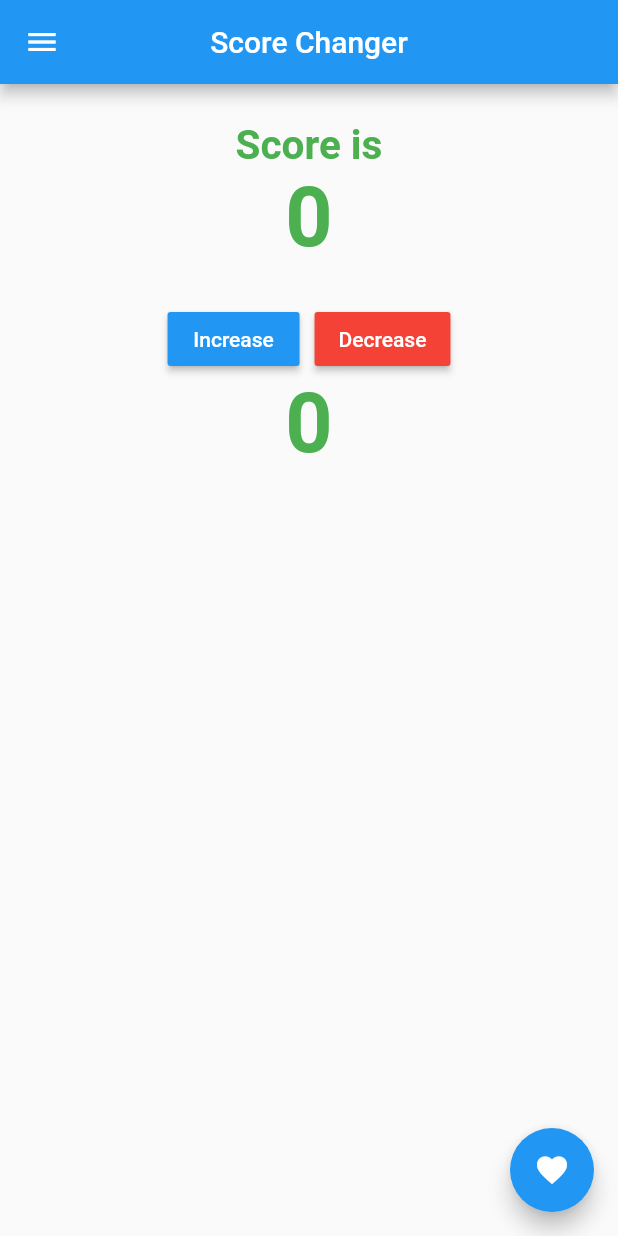
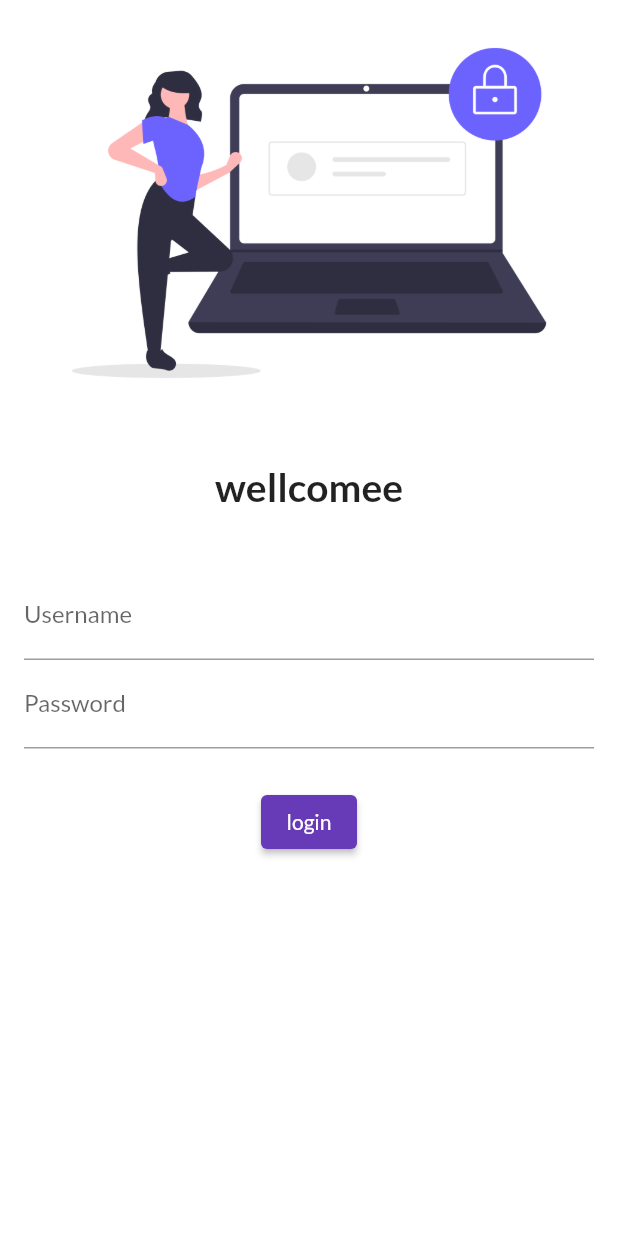
Before and after one commit to Sumit-Gurung/afno_zamin, a Flutter app: the screen it shows after launch, on a phone screen of 412 x 824 dp. Run offline on Flutter 3.47's test engine with Material 2 defaults, Android fonts, the phone set to English and light mode, and no system bars; our stand-ins replace google_fonts.

Commit message:
login base added

```diff
--- a/lib/main.dart
+++ b/lib/main.dart
@@ -1,7 +1,11 @@
-import 'dart:async';
-import 'dart:math';
+// import 'dart:async';
+// import 'dart:math';
 
 import 'package:flutter/material.dart';
+import 'package:google_fonts/google_fonts.dart';
+import 'pages/home_page.dart';
+import 'pages/login_page.dart';
+import 'package:google_fonts/google_fonts.dart';
 
 void main() {
   runApp(ScoreApp());
@@ -14,116 +18,19 @@ class ScoreApp extends StatelessWidget {
   Widget build(BuildContext context) {
     return MaterialApp(
       debugShowCheckedModeBanner: false,
-      title: "Score App",
-      home: ScoreHome(),
+      title: "Afno_Zamin",
+      themeMode: ThemeMode.light,
+      theme: ThemeData(
+        fontFamily: GoogleFonts.lato().fontFamily,
+        primarySwatch: Colors.deepPurple,
+      ),
+      darkTheme: ThemeData(
+        brightness: Brightness.dark,
+      ),
+      routes: {
+        "/": (context) => LoginPage(),
+        "/home": (context) => ScoreHome()
+      },
     );
   }
 }
-
-class ScoreHome extends StatefulWidget {
-  const ScoreHome({Key? key}) : super(key: key);
-
-  @override
-  // ignore: library_private_types_in_public_api
-  _ScoreHomeState createState() => _ScoreHomeState();
-}
-
-class _ScoreHomeState extends State<ScoreHome> {
-  int num = 0;
-  void increaseNum() {
-    setState(() {
-      //setstate for live result update on screen
-      num++;
-    });
-  }
-
-  void decreaseNum() {
-    setState(() {
-      num--;
-    });
-  }
-
-  void ResetNum() {
-    setState(() {
-      num = 0;
-    });
-  }
-
-  // var randomNumber = 0;
-  // Future<void> randomColorSet() async {
-  //   randomNumber = Random().nextInt(0xFFFFFFFF);
-  //   print(randomNumber.toString());
-  //   setState(() {});
-  // }
-
-  // @override
-  // void initState() {
-  //   super.initState();
-  //   Timer.periodic(Duration(seconds: 1), (timer) {
-  //     randomColorSet();
-  //   });
-  // }
-
-  @override
-  Widget build(BuildContext context) {
-    return Scaffold(
-      // backgroundColor: Colors.red,
-      appBar: AppBar(
-        title: Text("Score Changer"),
-        centerTitle: true,
-      ),
-      drawer: Drawer(backgroundColor: Colors.red),
-      floatingActionButton: FloatingActionButton(
-        child: Icon(Icons.favorite),
-        onPressed: ResetNum,
-      ),
-      body: Column(
-        children: [
-          SizedBox(height: 25),
-          Center(
-            child: Text("Score is",
-                style: TextStyle(
-                    color: Colors.green,
-                    fontSize: 27,
-                    fontWeight: FontWeight.bold)),
-          ),
-          Center(
-            child: Text(num.toString(),
-                style: TextStyle(
-                    color: Colors.green,
-                    fontSize: 55,
-                    fontWeight: FontWeight.bold)),
-          ),
-          SizedBox(height: 25),
-          Row(mainAxisAlignment: MainAxisAlignment.center, children: [
-            RaisedButton(
-              color: Colors.blue,
-              child: Text(
-                "Increase",
-                style: TextStyle(color: Colors.white),
-              ),
-              onPressed: increaseNum,
-            ),
-            SizedBox(width: 10),
-            RaisedButton(
-              color: Colors.red,
-              // ignore: sort_child_properties_last
-              child: Text(
-                "Decrease",
-                style: TextStyle(color: Colors.white),
-              ),
-              onPressed: decreaseNum,
-            ),
-          ]),
-          Center(
-            child: Text((num * 2).toString(),
-                style: TextStyle(
-                    color: Colors.green,
-                    fontSize: 55,
-                    fontWeight: FontWeight.bold)),
-          ),
-        ],
-      ),
-    );
-  }
-}
--- /dev/null
+++ b/lib/pages/login_page.dart
@@ -0,0 +1,51 @@
+import 'package:flutter/material.dart';
+
+class LoginPage extends StatelessWidget {
+  const LoginPage({Key? key}) : super(key: key);
+
+  @override
+  Widget build(BuildContext context) {
+    return Material(
+        color: Colors.white,
+        child: Column(
+          children: [
+            Image.asset(
+              "assets/images/login.png",
+              fit: BoxFit.cover,
+            ),
+            SizedBox(height: 25),
+            Text(
+              "wellcomee",
+              style: TextStyle(fontWeight: FontWeight.bold, fontSize: 26),
+            ),
+            SizedBox(height: 25),
+            Padding(
+              padding: const EdgeInsets.all(16.0),
+              child: Column(
+                children: [
+                  TextFormField(
+                    decoration: InputDecoration(
+                      hintText: "Enter Username",
+                      labelText: "Username",
+                    ),
+                  ),
+                  TextFormField(
+                    obscureText: true,
+                    decoration: InputDecoration(
+                      hintText: "Enter Password",
+                      labelText: "Password",
+                    ),
+                  ),
+                  SizedBox(height: 25),
+                  ElevatedButton(
+                    onPressed: () {},
+                    style: TextButton.styleFrom(),
+                    child: Text("login"),
+                  )
+                ],
+              ),
+            ),
+          ],
+        ));
+  }
+}
--- a/pubspec.yaml
+++ b/pubspec.yaml
@@ -34,6 +34,7 @@ dependencies:
   # The following adds the Cupertino Icons font to your application.
   # Use with the CupertinoIcons class for iOS style icons.
   cupertino_icons: ^1.0.2
+  google_fonts: ^3.0.1
 
 dev_dependencies:
   flutter_test:
@@ -58,8 +59,8 @@ flutter:
   uses-material-design: true
 
   # To add assets to your application, add an assets section, like this:
-  # assets:
-  #   - images/a_dot_burr.jpeg
+  assets:
+    - assets/images/
   #   - images/a_dot_ham.jpeg
 
   # An image asset can refer to one or more resolution-specific "variants", see
```
Also changed, not shown: lib/pages/home_page.dart (added, +109 -0 lines), assets/images/login.png (added), pubspec.lock, 2 other files.
